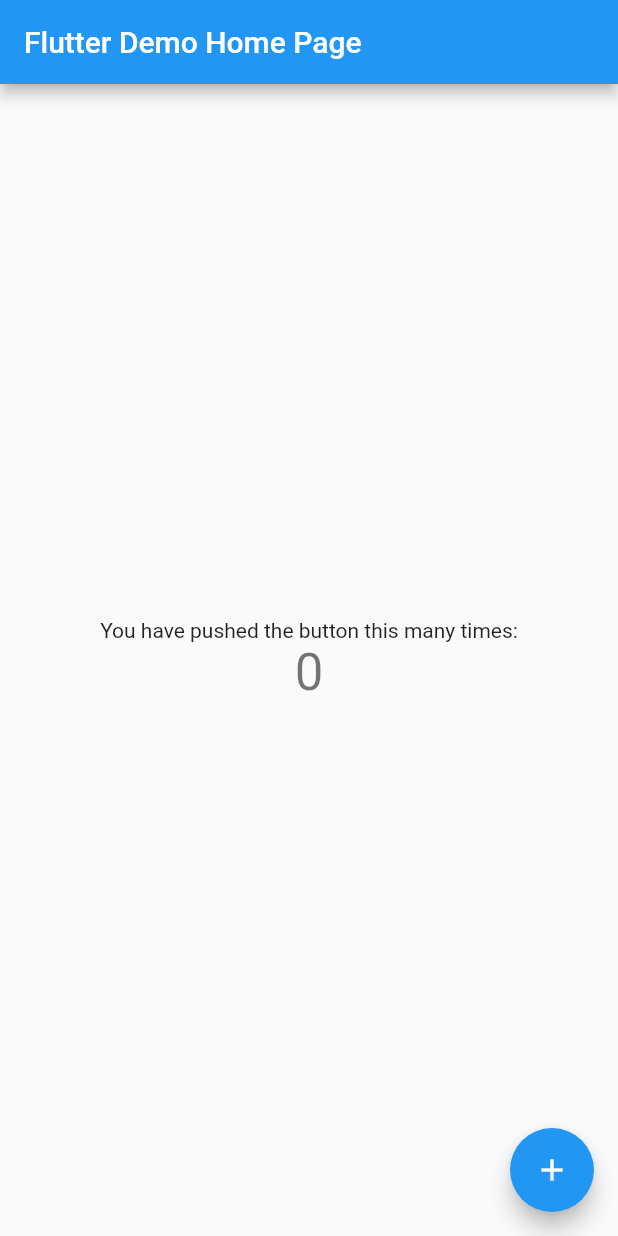
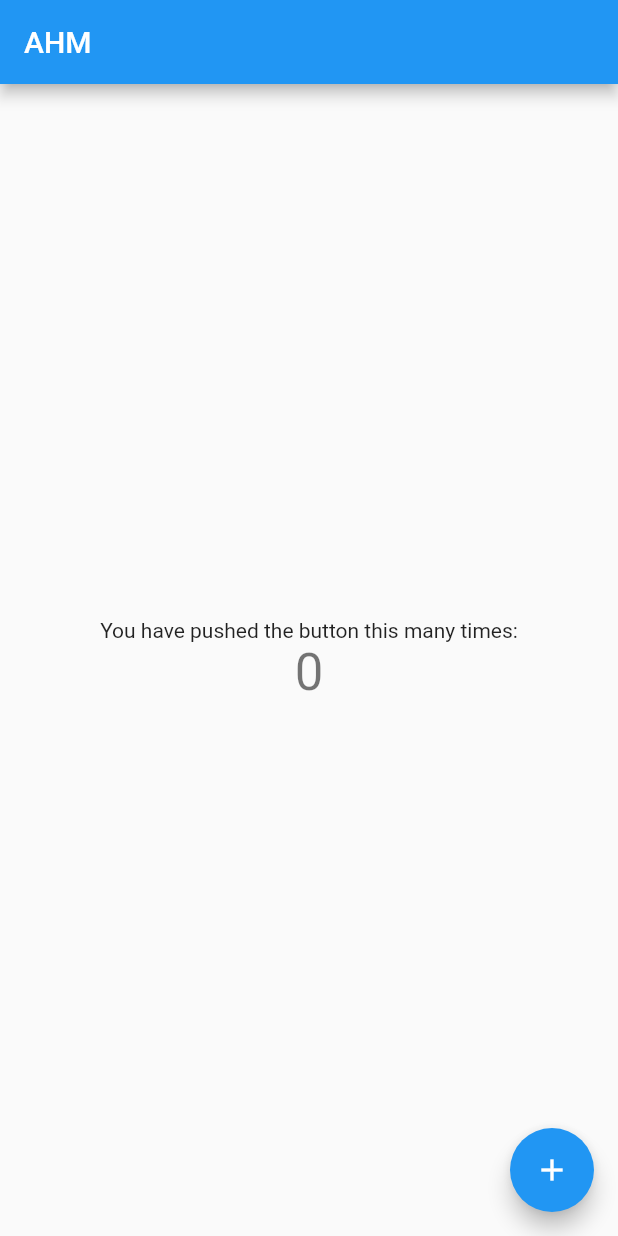
Before and after one commit to bh22mi/ep_2, a Flutter app: the screen it shows after launch, on a phone screen of 412 x 824 dp. Run offline on Flutter 3.47's test engine with Material 2 defaults, Android fonts, the phone set to English and light mode, and no system bars.

Commit message:
change of title

```diff
--- a/lib/main.dart
+++ b/lib/main.dart
@@ -69,7 +69,7 @@ class _MyHomePageState extends State<MyHomePage> {
       appBar: AppBar(
         // Here we take the value from the MyHomePage object that was created by
         // the App.build method, and use it to set our appbar title.
-        title: Text(widget.title),
+        title: Text("AHM"),
       ),
       body: Center(
         // Center is a layout widget. It takes a single child and positions it
```
